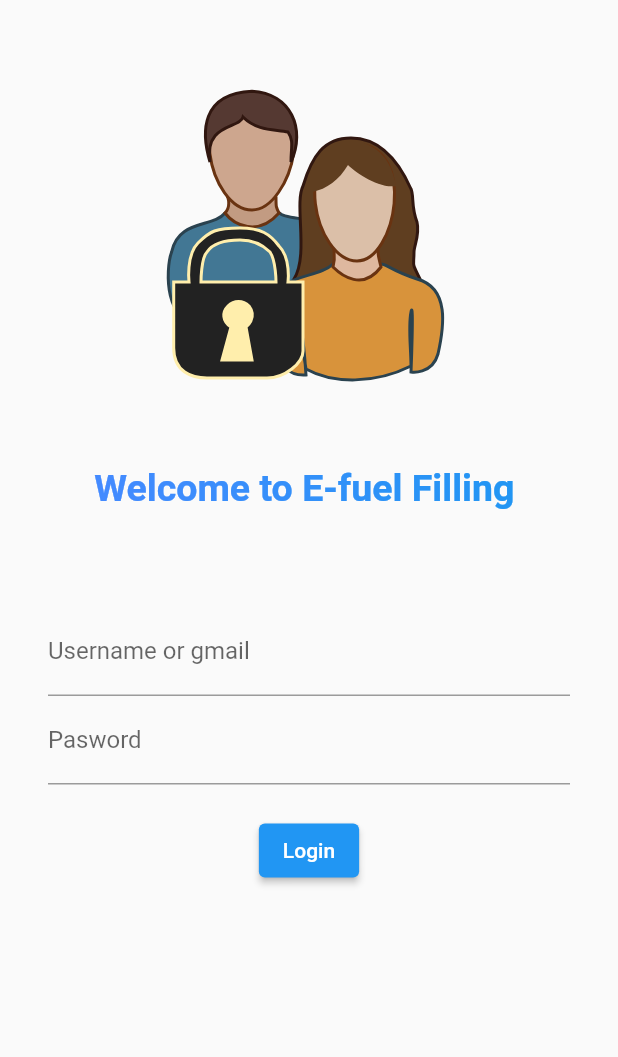
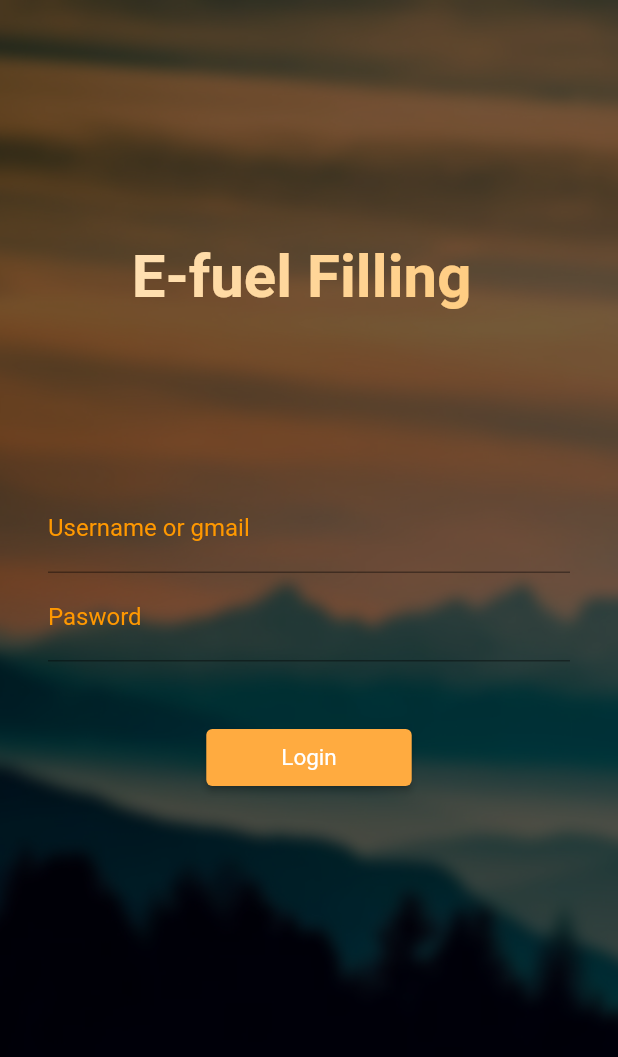
Before and after one commit to Hetpra9653/flutter_step_by_step, a Flutter app: the screen it shows after launch, on a phone screen of 412 x 824 dp. Shown: the top 1057 px of the screen. Run offline on Flutter 3.47's test engine with Material 2 defaults, Android fonts, the phone set to English and light mode, and no system bars; drawn by our look-alikes of simple_gradient_text; our stand-ins replace google_fonts; Roboto replaces fonts that are missing (times new romman).

Commit message:
login page modification

```diff
--- a/lib/main.dart
+++ b/lib/main.dart
@@ -1,9 +1,12 @@
 import 'package:flutter/material.dart';
 import 'package:flutter_steo_by_step/pages/login_page.dart';
+// ignore: unused_import
 import 'package:flutter_steo_by_step/pages/logo.dart';
+import 'package:flutter_steo_by_step/utills/routes.dart';
 // ignore: unused_import
 import 'package:google_fonts/google_fonts.dart';
 import 'pages/home_page.dart';
+// ignore: unused_import
 import 'pages/logo.dart';
 
 void main() {
@@ -23,9 +26,8 @@ class _MyAppState extends State<MyApp> {
       theme: ThemeData.light(),
       routes: {
         "/": (context) => LoginPage(),
-        "/homepage": (context) => HomePage(),
-        "/loginpage": (context) => LoginPage(),
-        "/splashscreen": (context) => SplashScreen(),
+        MyRoutes.homeRoute: (context) => HomePage(),
+        MyRoutes.loginRoute: (context) => LoginPage(),
       },
     );
   }
--- a/lib/pages/login_page.dart
+++ b/lib/pages/login_page.dart
@@ -1,5 +1,6 @@
 import 'package:flutter/material.dart';
-import 'package:flutter_svg/svg.dart';
+import 'package:flutter_steo_by_step/utills/routes.dart';
+
 // ignore: unused_import
 import 'package:google_fonts/google_fonts.dart';
 import 'package:simple_gradient_text/simple_gradient_text.dart';
@@ -8,55 +9,80 @@ class LoginPage extends StatelessWidget {
   @override
   Widget build(BuildContext context) {
     return Material(
+      child: Container(
+        decoration: BoxDecoration(
+            image: DecorationImage(
+                image: AssetImage('assets/login_1.jpg'),
+                fit: BoxFit.cover,
+                colorFilter:
+                    ColorFilter.mode(Colors.black54, BlendMode.darken))),
+        child: SingleChildScrollView(
           child: Column(
             children: [
               SizedBox(
                 height: 56,
               ),
-          SvgPicture.asset(
-            "assets/user-login.svg",
-            height: 200.0,
-          ),
+              // SvgPicture.asset(
+              //   "assets/user-login.svg",
+              //   height: 200.0,
+              // ),
               Padding(
-            padding: const EdgeInsets.symmetric(vertical: 55.0),
-            child: GradientText('Welcome to E-fuel Filling ',
+                padding: const EdgeInsets.symmetric(vertical: 105.0),
+                child: GradientText('E-fuel Filling ',
                     style: TextStyle(
-                  fontFamily: 'times new romman',
-                  fontSize: 25.0,
+                      fontFamily: GoogleFonts.fredokaOne().fontFamily,
+                      fontSize: 40.0,
                       fontWeight: FontWeight.bold,
                     ),
                     colors: [
-                  Colors.blueAccent,
-                  Colors.blue,
+                      Colors.orange.shade100,
+                      Colors.orange.shade200,
                     ]),
               ),
               Padding(
-            padding:
-                const EdgeInsets.symmetric(vertical: 10.0, horizontal: 32.0),
+                padding: const EdgeInsets.symmetric(
+                    vertical: 10.0, horizontal: 32.0),
                 child: Column(
                   children: [
                     TextFormField(
                       decoration: InputDecoration(
+                          hintStyle: TextStyle(color: Colors.black),
+                          labelStyle: TextStyle(color: Colors.orange),
                           hintText: "Enter username or gmail",
                           labelText: "Username or gmail"),
                     ),
                     TextFormField(
                       obscureText: true,
                       decoration: InputDecoration(
-                      hintText: "Enter your Password", labelText: "Pasword"),
+                          hintStyle: TextStyle(color: Colors.black),
+                          labelStyle: TextStyle(color: Colors.orange),
+                          hintText: "Enter your Password",
+                          labelText: "Pasword"),
                     ),
                     SizedBox(
-                  height: 20.0,
+                      height: 40.0,
                     ),
                     ElevatedButton(
                       child: Text("Login"),
-                  onPressed: () {},
-                )
+                      style: ButtonStyle(
+                          backgroundColor:
+                              MaterialStateProperty.all(Colors.orangeAccent),
+                          padding: MaterialStateProperty.all(
+                              EdgeInsets.symmetric(
+                                  vertical: 10.0, horizontal: 50.0)),
+                          textStyle: MaterialStateProperty.all(
+                              TextStyle(fontSize: 15))),
+                      onPressed: () {
+                        Navigator.popAndPushNamed(context, MyRoutes.homeRoute);
+                      },
+                    ),
                   ],
                 ),
               )
             ],
           ),
+        ),
+      ),
     );
   }
 }
--- /dev/null
+++ b/lib/utills/routes.dart
@@ -0,0 +1,4 @@
+class MyRoutes {
+  static String loginRoute = "/loginpage";
+  static String homeRoute = "/homepage";
+}
--- a/pubspec.yaml
+++ b/pubspec.yaml
@@ -69,7 +69,7 @@ flutter:
   fonts:
     - family: times new roman
       fonts:
-        - asset: assets/times.ttf
+        - asset: assets/
         # - asset: fonts/Schyler-Italic.ttf
         #   style: italic
   #   - family: Trajan Pro
```
Also changed, not shown: assets/Lora-Regular.ttf (added), assets/login_1.jpg (added), assets/login_image.png (deleted). Lines whose indentation alone changed are shown as unchanged.
